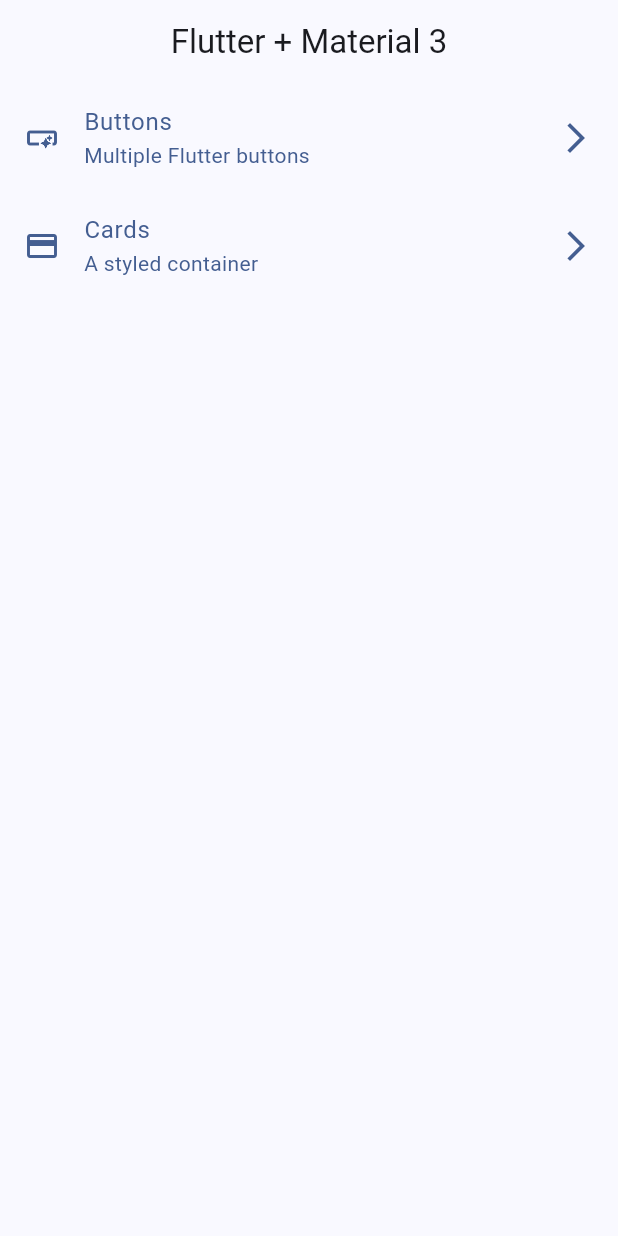
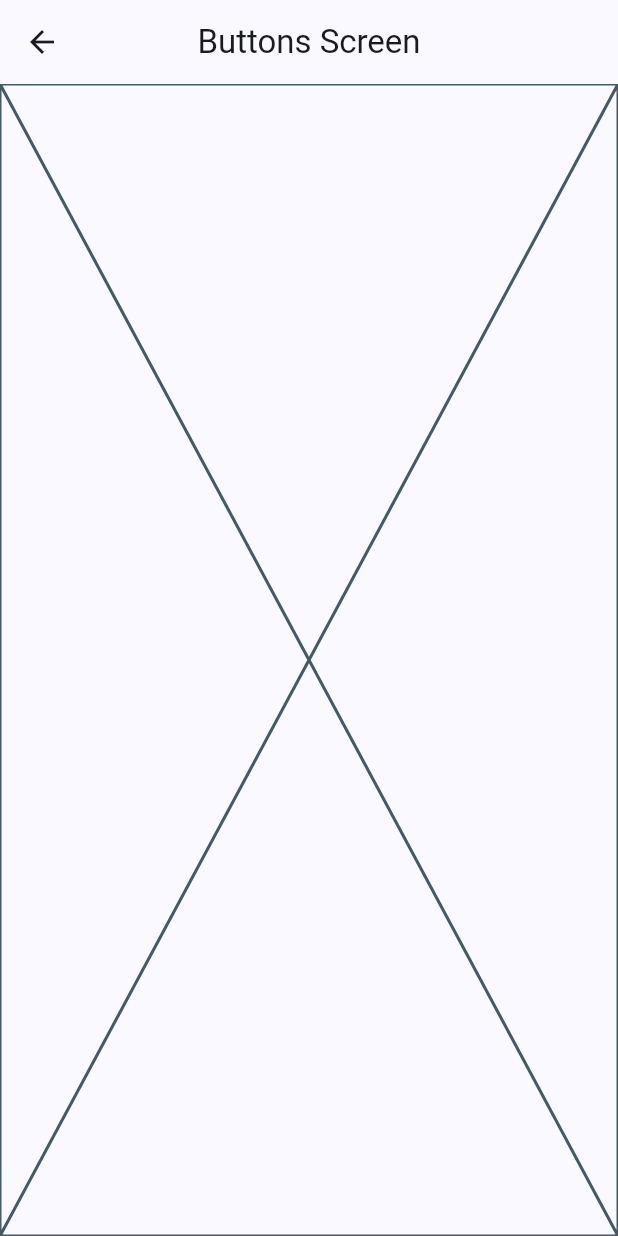
Before and after one commit to arr199/widgets_app, a Flutter app: the screen it shows after launch, after a tap on "Buttons", on a phone screen of 412 x 824 dp. Run offline on Flutter 3.47's test engine with Material 3 defaults, Android fonts, the phone set to English and light mode, and no system bars.

```diff
--- a/lib/main.dart
+++ b/lib/main.dart
@@ -1,5 +1,7 @@
 import 'package:flutter/material.dart';
 import 'package:widgets_app/config/themes/app_theme.dart';
+import 'package:widgets_app/presentation/screens/buttons/buttons_screens.dart';
+import 'package:widgets_app/presentation/screens/cards/cards_screen.dart';
 import 'package:widgets_app/presentation/screens/home/home_screen.dart';
 
 void main() {
@@ -15,6 +17,10 @@ class MainApp extends StatelessWidget {
       theme: AppTheme(selectedColor: 1).getTheme(),
       debugShowCheckedModeBanner: false,
       home: const HomeScreen(),
+      routes: {
+        "/buttons": (context) => const ButtonsScreen(),
+        "/cards": (context) => const CardsScreen()
+      },
     );
   }
 }
--- /dev/null
+++ b/lib/presentation/screens/buttons/buttons_screens.dart
@@ -0,0 +1,15 @@
+import 'package:flutter/material.dart';
+
+class ButtonsScreen extends StatelessWidget {
+  const ButtonsScreen({super.key});
+
+  @override
+  Widget build(BuildContext context) {
+    return Scaffold(
+      appBar: AppBar(
+        title: const Text('Buttons Screen'),
+      ),
+      body: const Placeholder(),
+    );
+  }
+}
--- a/lib/presentation/screens/home/home_screen.dart
+++ b/lib/presentation/screens/home/home_screen.dart
@@ -52,6 +52,7 @@ class CustomListItem extends StatelessWidget {
       ),
       onTap: () {
         // Navigate to other screen
+        Navigator.of(context).pushNamed(items[index].link);
       },
       splashColor: colors.primary.withOpacity(0.2),
     );
```
Also changed, not shown: lib/presentation/screens/cards/cards_screen.dart (added, +15 -0 lines).
